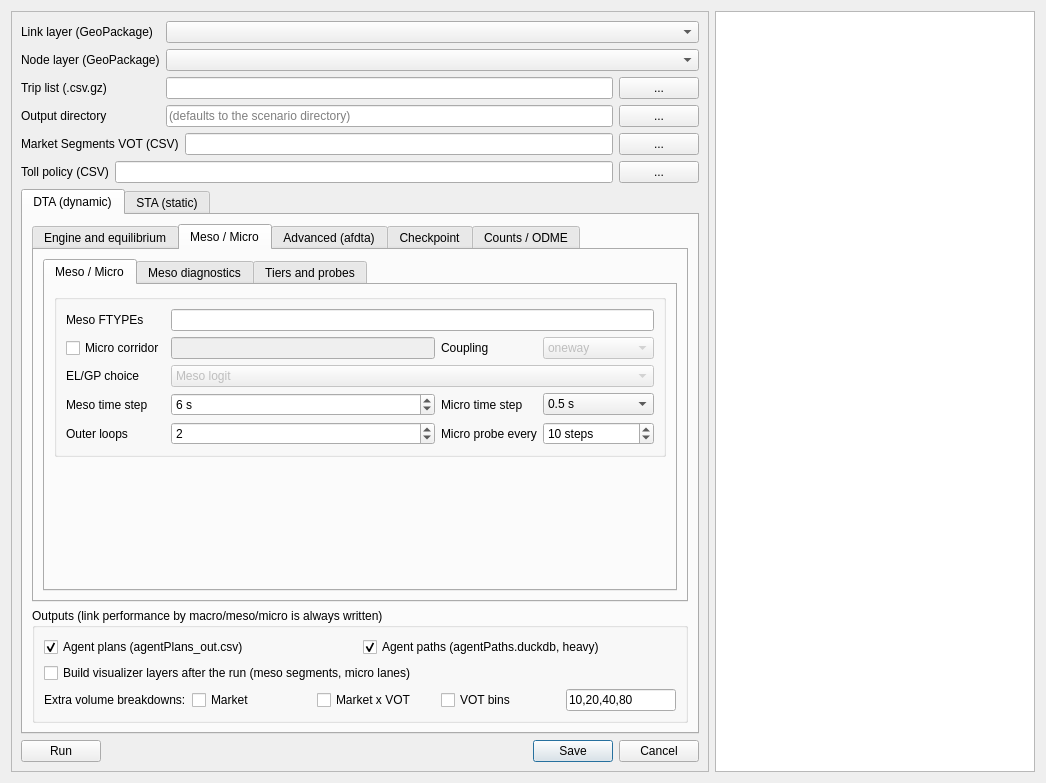
TSMv6/tsm_panel, file ui/hydra.ui: the form before one commit.
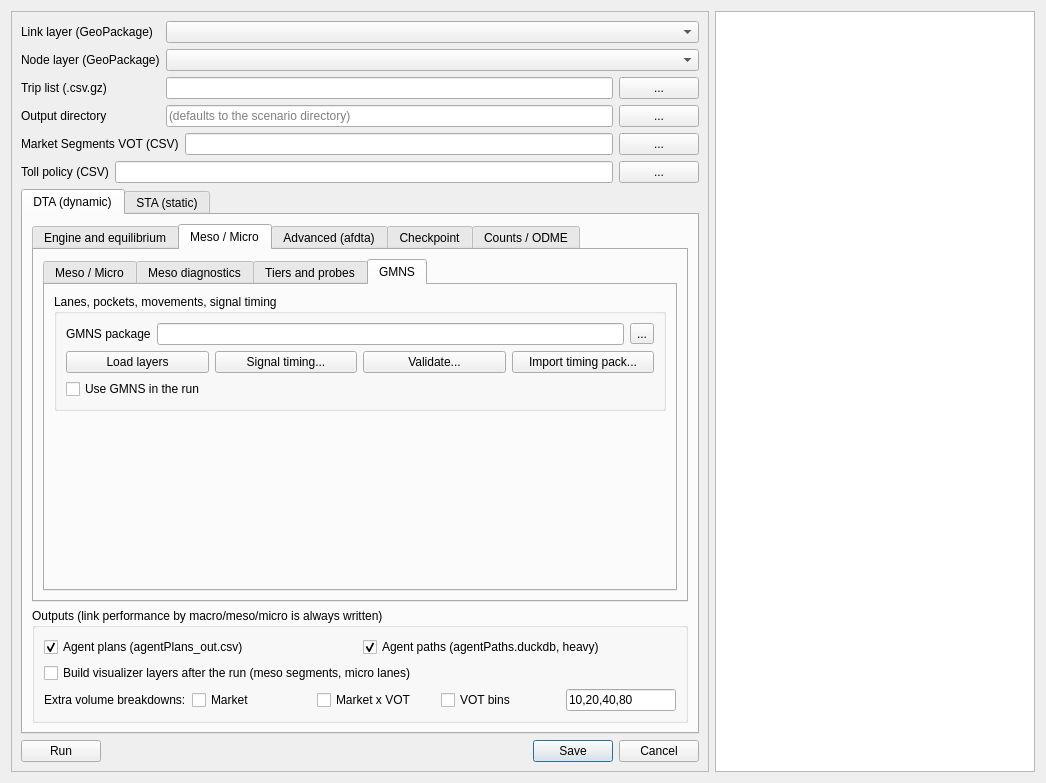
The form after the commit. The open tabs and pages were chosen to show the change.

Commit message: HyDRA: GMNS tab, network micro, timing packs, signal settings cleanup

The edit to the form file:
```diff
--- a/ui/hydra.ui
+++ b/ui/hydra.ui
@@ -469,7 +469,7 @@
                        </property>
                       </widget>
                      </item>
-                     <item row="2" column="1" colspan="3">
+                     <item row="2" column="1">
                       <widget class="QComboBox" name="comboBox_MicroChoice">
                        <property name="enabled">
                         <bool>false</bool>
@@ -961,6 +961,114 @@
                    </item>
                   </layout>
                  </widget>
+                 <widget class="QWidget" name="page_MM_Gmns">
+                  <attribute name="title">
+                   <string>GMNS</string>
+                  </attribute>
+                  <layout class="QVBoxLayout" name="page_MM_GmnsLayout">
+                   <item>
+                    <widget class="QGroupBox" name="groupBox_Gmns">
+                     <property name="title">
+                      <string>Lanes, pockets, movements, signal timing</string>
+                     </property>
+                     <layout class="QVBoxLayout" name="vLayout_gmns">
+                      <item>
+                       <layout class="QHBoxLayout" name="hLayout_gmnsFile">
+                        <item>
+                         <widget class="QLabel" name="label_GmnsFile">
+                          <property name="text">
+                           <string>GMNS package</string>
+                          </property>
+                         </widget>
+                        </item>
+                        <item>
+                         <widget class="QLineEdit" name="lineEdit_GmnsFile">
+                          <property name="toolTip">
+                           <string>gmns_network.gpkg written by netPrep beside Link.csv (gmns_network_msr.gpkg for an MSR network).</string>
+                          </property>
+                         </widget>
+                        </item>
+                        <item>
+                         <widget class="QToolButton" name="browse_GmnsFile">
+                          <property name="text">
+                           <string>...</string>
+                          </property>
+                         </widget>
+                        </item>
+                       </layout>
+                      </item>
+                      <item>
+                       <layout class="QHBoxLayout" name="hLayout_gmnsButtons">
+                        <item>
+                         <widget class="QPushButton" name="btn_GmnsLoad">
+                          <property name="text">
+                           <string>Load layers</string>
+                          </property>
+                          <property name="toolTip">
+                           <string>Add the GMNS layers to the map, styled, with forms linking link -&gt; lanes / pockets, node -&gt; movements and timing plan -&gt; phases -&gt; movements.</string>
+                          </property>
+                         </widget>
+                        </item>
+                        <item>
+                         <widget class="QPushButton" name="btn_GmnsSignals">
+                          <property name="text">
+                           <string>Signal timing...</string>
+                          </property>
+                          <property name="toolTip">
+                           <string>Edit the timing plan of a signalized node: cycle, phases (ring, barrier, greens, clearance) and which movements each phase serves.</string>
+                          </property>
+                         </widget>
+                        </item>
+                        <item>
+                         <widget class="QPushButton" name="btn_GmnsValidate">
+                          <property name="text">
+                           <string>Validate...</string>
+                          </property>
+                          <property name="toolTip">
+                           <string>Check the package: timing plans sum to the cycle, every signal movement is in a phase, lanes and pockets are in range. Also fills in missing pocket geometry.</string>
+                          </property>
+                         </widget>
+                        </item>
+                        <item>
+                         <widget class="QPushButton" name="btn_GmnsImport">
+                          <property name="text">
+                           <string>Import timing pack...</string>
+                          </property>
+                          <property name="toolTip">
+                           <string>Load signal timing plans from a timing pack folder (signal_timing_plan / signal_timing_phase / signal_phase_mvmt CSVs, movements keyed by node, from node and to node). Replaces the timing of every node a pack controller drives. Samples: config/gmns/samples.</string>
+                          </property>
+                         </widget>
+                        </item>
+                       </layout>
+                      </item>
+                      <item>
+                       <widget class="QCheckBox" name="checkBox_UseGmns">
+                        <property name="text">
+                         <string>Use GMNS in the run</string>
+                        </property>
+                        <property name="toolTip">
+                         <string>GMNS_DIR -- the layers are exported to &lt;output&gt;/gmns at run time. Timing plans set each timed approach's g/C and cycle in the macro / meso signal model, statewide (Signal delay on the Engine tab must be on; never in a static run); lane allowed_uses restrict trucks in the micro corridor. This does not run micro: micro runs only on the micro area (Tiers and probes), and a network micro run always uses the package.</string>
+                        </property>
+                       </widget>
+                      </item>
+                     </layout>
+                    </widget>
+                   </item>
+                   <item>
+                    <spacer name="page_MM_GmnsSpacer">
+                     <property name="orientation">
+                      <enum>Qt::Vertical</enum>
+                     </property>
+                     <property name="sizeHint" stdset="0">
+                      <size>
+                       <width>20</width>
+                       <height>5</height>
+                      </size>
+                     </property>
+                    </spacer>
+                   </item>
+                  </layout>
+                 </widget>
                </widget>
               </item>
              </layout>
```
Left out of the diff: 91 changed lines with no effect on the pictures. The commit also changes 10 other files.
